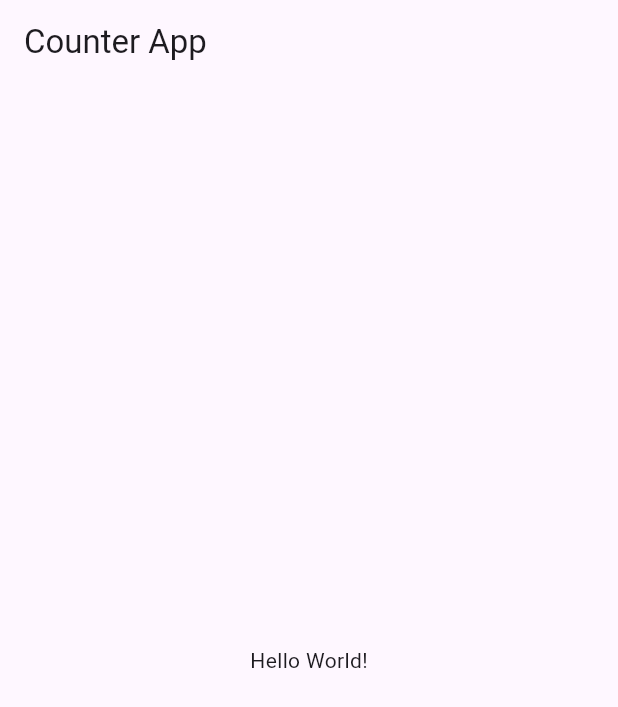
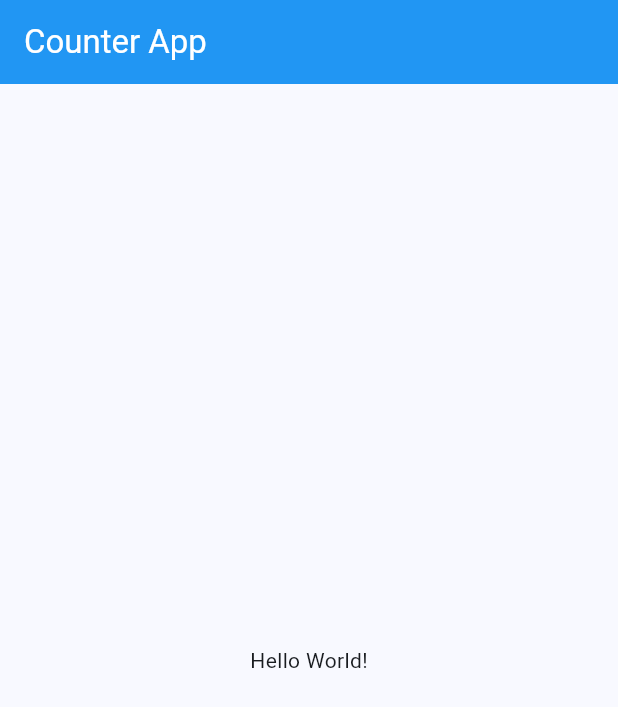
Before and after one commit to lucifron28/counter-app-with-multiple-screens, a Flutter app: the screen it shows after launch, on a phone screen of 412 x 824 dp. Shown: the top 707 px of the screen. Run offline on Flutter 3.47's test engine with Material 3 defaults, Android fonts, the phone set to English and light mode, and no system bars.

Commit message:
color theme added

```diff
--- a/lib/app.dart
+++ b/lib/app.dart
@@ -1,13 +1,21 @@
 import 'package:flutter/material.dart';
+import 'dart:ui';
 
 class CounterApp extends StatelessWidget {
-  const CounterApp({super.key});
+  CounterApp({super.key});
+
+  final ColorScheme colorScheme = ColorScheme.fromSeed(
+    seedColor: Colors.blue,
+    primary: Colors.blue,
+    secondary: Colors.green,
+  );
 
   @override
   Widget build(BuildContext context) {
     return MaterialApp(
+      debugShowCheckedModeBanner: false,
       title: 'Counter App',
-      theme: ThemeData(primarySwatch: Colors.blue),
+      theme: ThemeData(colorScheme: colorScheme, useMaterial3: true),
       home: const CounterPage(),
     );
   }
@@ -26,11 +34,11 @@ class _CounterPageState extends State<CounterPage> {
     return Scaffold(
       body: Scaffold(
         appBar: AppBar(
+          backgroundColor: Theme.of(context).colorScheme.primary,
+          foregroundColor: Theme.of(context).colorScheme.onPrimary,
           title: const Text('Counter App'),
         ),
-        body: const Center(
-          child: Text('Hello World!'),
-        ),
+        body: const Center(child: Text('Hello World!')),
       ),
     );
   }
```
